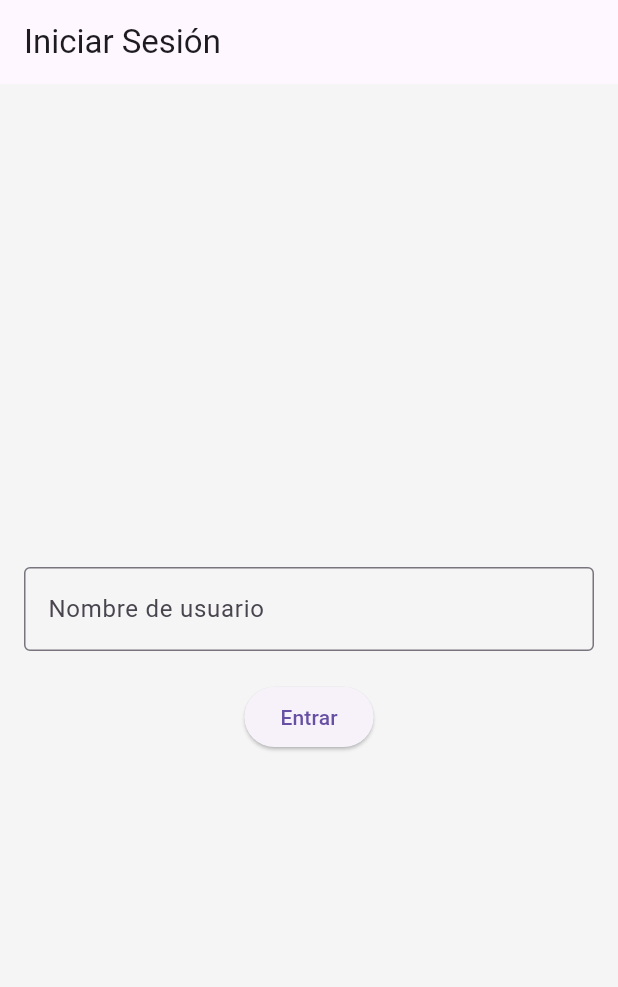
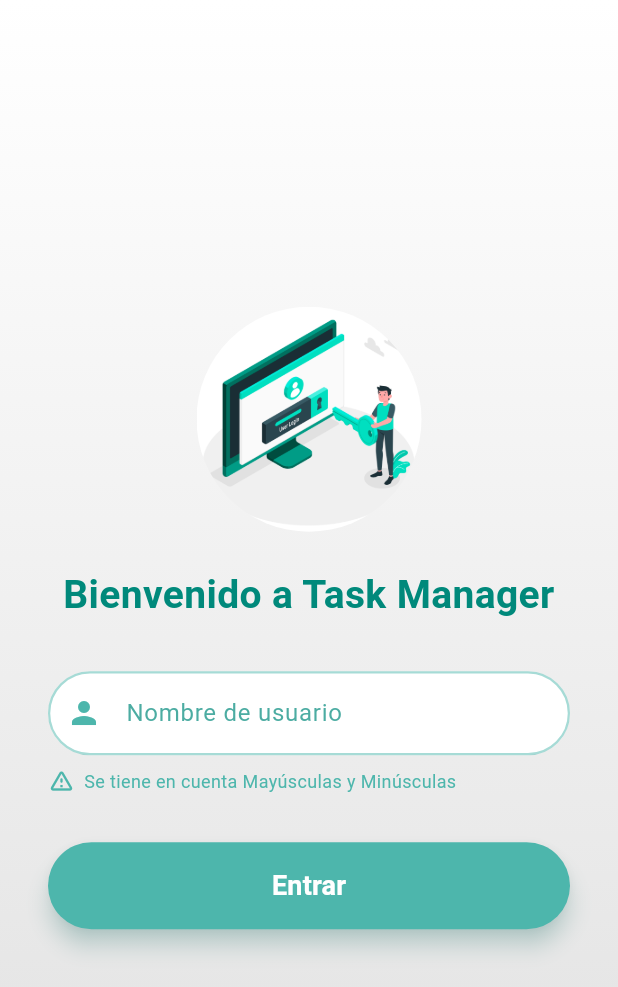
Before and after one commit to JhonM11/TaskManager, a Flutter app: the screen it shows after launch, on a phone screen of 412 x 824 dp. Shown: the top 987 px of the screen. Run offline on Flutter 3.47's test engine with Material 3 defaults, Android fonts, the phone set to English and light mode, and no system bars; our stand-ins replace flutter_riverpod, shared_preferences.

Commit message:
style(login): Personalización pantalla de logueo.

```diff
--- a/lib/screens/login_screen.dart
+++ b/lib/screens/login_screen.dart
@@ -2,7 +2,6 @@ import 'package:flutter/material.dart';
 import 'package:shared_preferences/shared_preferences.dart';
 import 'tasks_screen.dart';
 
-/// Pantalla de inicio de sesión simulado con solo ingreso de nombre de usuario
 class LoginScreen extends StatefulWidget {
   const LoginScreen({super.key});
 
@@ -15,18 +14,17 @@ class _LoginScreenState extends State<LoginScreen> {
   bool _isLoading = false;
   final _formKey = GlobalKey<FormState>();
 
-  /// Guarda el username en SharedPreferences y navega a TasksScreen
   Future<void> _login() async {
     if (!_formKey.currentState!.validate()) return;
 
     setState(() => _isLoading = true);
+
     final prefs = await SharedPreferences.getInstance();
     await prefs.setString('username', _usernameController.text.trim());
 
     setState(() => _isLoading = false);
     if (!mounted) return;
 
-    // Navega a la pantalla principal de tareas y elimina la pantalla login del stack
     Navigator.of(context).pushReplacement(
       MaterialPageRoute(builder: (_) => const TasksScreen()),
     );
@@ -34,20 +32,75 @@ class _LoginScreenState extends State<LoginScreen> {
 
   @override
   Widget build(BuildContext context) {
+    // Colores verde menta suave / turquesa
+    final Color primaryColor = const Color(0xFF4DB6AC);
+    final Color primaryDark = const Color(0xFF00897B);
+
     return Scaffold(
-      appBar: AppBar(title: const Text('Iniciar Sesión')),
-      body: Padding(
-        padding: const EdgeInsets.all(16.0),
+      body: Container(
+        decoration: BoxDecoration(
+          gradient: LinearGradient(
+            colors: [Colors.white, Colors.grey.shade300],
+            begin: Alignment.topCenter,
+            end: Alignment.bottomCenter,
+          ),
+        ),
+        child: Center(
+          child: SingleChildScrollView(
+            padding: const EdgeInsets.symmetric(horizontal: 32),
             child: Form(
               key: _formKey,
               child: Column(
-            mainAxisAlignment: MainAxisAlignment.center,
+                mainAxisSize: MainAxisSize.min,
                 children: [
+                  ClipRRect(
+                    borderRadius: BorderRadius.circular(75),
+                    child: Image.asset(
+                      'assets/images/login_background.jpg',
+                      width: 150,
+                      height: 150,
+                      fit: BoxFit.cover,
+                    ),
+                  ),
+                  const SizedBox(height: 24),
+
+                  Text(
+                    'Bienvenido a Task Manager',
+                    textAlign: TextAlign.center,
+                    style: TextStyle(
+                      fontSize: 26,
+                      fontWeight: FontWeight.w700,
+                      color: primaryDark,
+                    ),
+                  ),
+                  const SizedBox(height: 32),
+
                   TextFormField(
                     controller: _usernameController,
-                decoration: const InputDecoration(
+                    style: TextStyle(color: primaryDark),
+                    cursorColor: primaryDark,
+                    decoration: InputDecoration(
+                      filled: true,
+                      fillColor: Colors.white,
                       labelText: 'Nombre de usuario',
-                  border: OutlineInputBorder(),
+                      labelStyle: TextStyle(color: Color.fromRGBO(0, 137, 123, 0.7)),
+                      prefixIcon: Icon(Icons.person, color: primaryColor),
+                      focusedBorder: OutlineInputBorder(
+                        borderRadius: BorderRadius.circular(30),
+                        borderSide: BorderSide(color: primaryColor, width: 2),
+                      ),
+                      enabledBorder: OutlineInputBorder(
+                        borderRadius: BorderRadius.circular(30),
+                        borderSide: BorderSide(color: Color.fromRGBO(77, 182, 172, 0.5), width: 1.5),
+                      ),
+                      errorBorder: OutlineInputBorder(
+                        borderRadius: BorderRadius.circular(30),
+                        borderSide: const BorderSide(color: Colors.redAccent, width: 2),
+                      ),
+                      focusedErrorBorder: OutlineInputBorder(
+                        borderRadius: BorderRadius.circular(30),
+                        borderSide: const BorderSide(color: Colors.redAccent, width: 2),
+                      ),
                     ),
                     validator: (value) {
                       if (value == null || value.trim().isEmpty) {
@@ -56,14 +109,58 @@ class _LoginScreenState extends State<LoginScreen> {
                       return null;
                     },
                   ),
-              const SizedBox(height: 20),
-              _isLoading
-                  ? const CircularProgressIndicator()
-                  : ElevatedButton(
-                      onPressed: _login,
-                      child: const Text('Entrar'),
+
+                  const SizedBox(height: 8),
+
+                  Row(
+                    mainAxisAlignment: MainAxisAlignment.start,
+                    children: [
+                      Icon(Icons.warning_amber_rounded, color: primaryColor, size: 18),
+                      const SizedBox(width: 6),
+                      Text(
+                        'Se tiene en cuenta Mayúsculas y Minúsculas',
+                        style: TextStyle(color: primaryColor, fontSize: 12),
                       ),
                     ],
+                  ),
+
+                  const SizedBox(height: 32),
+
+                  SizedBox(
+                    width: double.infinity,
+                    child: ElevatedButton(
+                      onPressed: _isLoading ? null : _login,
+                      style: ElevatedButton.styleFrom(
+                        backgroundColor: primaryColor,
+                        padding: const EdgeInsets.symmetric(vertical: 16),
+                        shape: RoundedRectangleBorder(
+                          borderRadius: BorderRadius.circular(30),
+                        ),
+                        elevation: 6,
+                        shadowColor: Color.fromRGBO(77, 182, 172, 0.5),
+                      ),
+                      child: _isLoading
+                          ? SizedBox(
+                              height: 24,
+                              width: 24,
+                              child: CircularProgressIndicator(
+                                valueColor: AlwaysStoppedAnimation(Colors.white),
+                                strokeWidth: 3,
+                              ),
+                            )
+                          : const Text(
+                              'Entrar',
+                              style: TextStyle(
+                                fontSize: 18,
+                                fontWeight: FontWeight.w700,
+                                color: Colors.white,
+                              ),
+                            ),
+                    ),
+                  ),
+                ],
+              ),
+            ),
           ),
         ),
       ),
--- a/pubspec.yaml
+++ b/pubspec.yaml
@@ -61,6 +61,9 @@ flutter:
   # the material Icons class.
   uses-material-design: true
 
+  assets:
+    - assets/images/
+
   # To add assets to your application, add an assets section, like this:
   # assets:
   #   - images/a_dot_burr.jpeg
```
Also changed, not shown: assets/images/login_background.jpg (added). Lines whose indentation alone changed are shown as unchanged.
